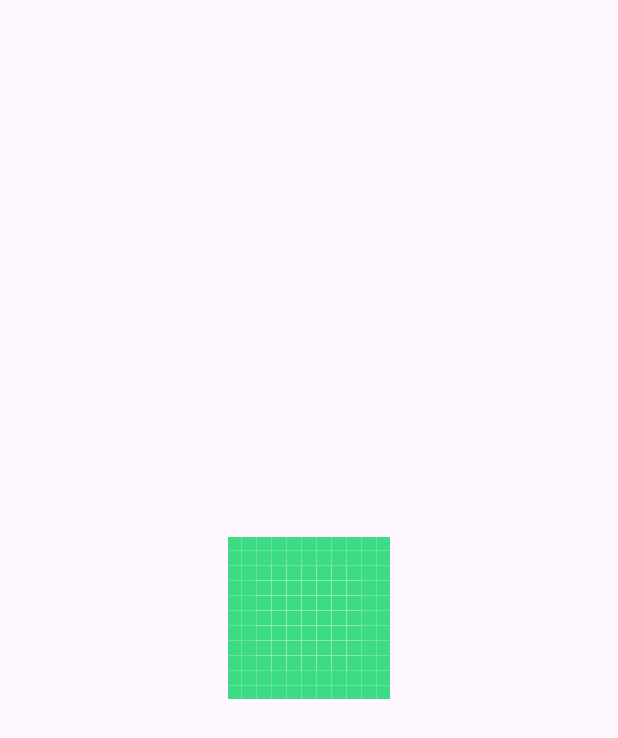
After one commit to niazali53/Task1, an Android app: the ImagesZoomInActivity screen opened directly, with no data from a screen before it, on a phone screen of 412 x 824 dp. The commit adds this screen. Shown: the top 738 px of the screen. Run offline under Robolectric (Android 15) with nearby library versions, the phone set to English and light mode, and no system bars; 1 statement that could not run was skipped.

Commit message:
second commit

```diff
--- a/app/src/main/AndroidManifest.xml
+++ b/app/src/main/AndroidManifest.xml
@@ -16,6 +16,9 @@
         android:supportsRtl="true"
         android:theme="@style/Theme.MyApplication"
         tools:targetApi="31">
+        <activity
+            android:name=".activities.ImagesZoomInActivity"
+            android:exported="false" />
         <activity
             android:name=".activities.PlayRecyclerVideosActivity"
             android:exported="false" />
--- /dev/null
+++ b/app/src/main/java/com/example/myapplication/activities/ImagesZoomInActivity.java
@@ -0,0 +1,28 @@
+package com.example.myapplication.activities;
+
+import androidx.appcompat.app.AppCompatActivity;
+
+import android.annotation.SuppressLint;
+import android.content.Intent;
+import android.net.Uri;
+import android.os.Bundle;
+import android.widget.ImageView;
+
+import com.example.myapplication.R;
+
+public class ImagesZoomInActivity extends AppCompatActivity {
+
+    ImageView imageView;
+    @SuppressLint("MissingInflatedId")
+    @Override
+    protected void onCreate(Bundle savedInstanceState) {
+        super.onCreate(savedInstanceState);
+        setContentView(R.layout.activity_images_zoom_in);
+
+        Intent intent = getIntent();
+        imageView = findViewById(R.id.imageZoomView);
+        imageView.setImageURI(Uri.parse(intent.getStringExtra("imageuri")));
+
+
+    }
+}
--- a/app/src/main/java/com/example/myapplication/activities/PdfsActivity.java
+++ b/app/src/main/java/com/example/myapplication/activities/PdfsActivity.java
@@ -43,6 +43,8 @@ public class PdfsActivity extends AppCompatActivity {
     ArrayList<String> pdfList;
 
     ArrayList<String> listofdata;
+
+    final String fileformat = ".pdf";
 
     @Override
     protected void onCreate(Bundle savedInstanceState) {
@@ -95,6 +97,8 @@ public class PdfsActivity extends AppCompatActivity {
         File[] files = directory.listFiles();
 
         if (files!=null) {
+
+            //Toast.makeText(this, "files are not empty", Toast.LENGTH_SHORT).show();
             for (File file:files){
                 if (file.isFile() && file.getName().endsWith(".pdf")){
                     Toast.makeText(this, "hello", Toast.LENGTH_SHORT).show();
--- a/app/src/main/java/com/example/myapplication/adapters/ImagesAdapter.java
+++ b/app/src/main/java/com/example/myapplication/adapters/ImagesAdapter.java
@@ -1,6 +1,7 @@
 package com.example.myapplication.adapters;
 
 import android.content.Context;
+import android.content.Intent;
 import android.net.Uri;
 import android.view.LayoutInflater;
 import android.view.View;
@@ -11,6 +12,7 @@ import androidx.annotation.NonNull;
 import androidx.recyclerview.widget.RecyclerView;
 
 import com.example.myapplication.R;
+import com.example.myapplication.activities.ImagesZoomInActivity;
 
 import java.util.ArrayList;
 
@@ -39,6 +41,14 @@ public class ImagesAdapter extends RecyclerView.Adapter<ImagesAdapter.ImagesView
 
         Uri uris = imageUris.get(position);
         holder.imageView.setImageURI(uris);
+        holder.imageView.setOnClickListener(new View.OnClickListener() {
+            @Override
+            public void onClick(View view) {
+                Intent intent = new Intent(holder.imageView.getContext(), ImagesZoomInActivity.class);
+                intent.putExtra("imageuri",uris.toString());
+                holder.itemView.getContext().startActivity(intent);
+            }
+        });
 
     }
 
--- /dev/null
+++ b/app/src/main/res/layout/activity_images_zoom_in.xml
@@ -0,0 +1,18 @@
+<?xml version="1.0" encoding="utf-8"?>
+<androidx.constraintlayout.widget.ConstraintLayout xmlns:android="http://schemas.android.com/apk/res/android"
+    xmlns:app="http://schemas.android.com/apk/res-auto"
+    xmlns:tools="http://schemas.android.com/tools"
+    android:layout_width="match_parent"
+    android:layout_height="match_parent"
+    tools:context=".activities.ImagesZoomInActivity">
+
+    <ImageView
+        android:id="@+id/imageZoomView"
+        android:layout_width="wrap_content"
+        android:layout_height="wrap_content"
+        app:layout_constraintBottom_toBottomOf="parent"
+        app:layout_constraintEnd_toEndOf="parent"
+        app:layout_constraintStart_toStartOf="parent"
+        app:layout_constraintTop_toTopOf="parent"
+        app:srcCompat="@drawable/ic_launcher_background" />
+</androidx.constraintlayout.widget.ConstraintLayout>
```
